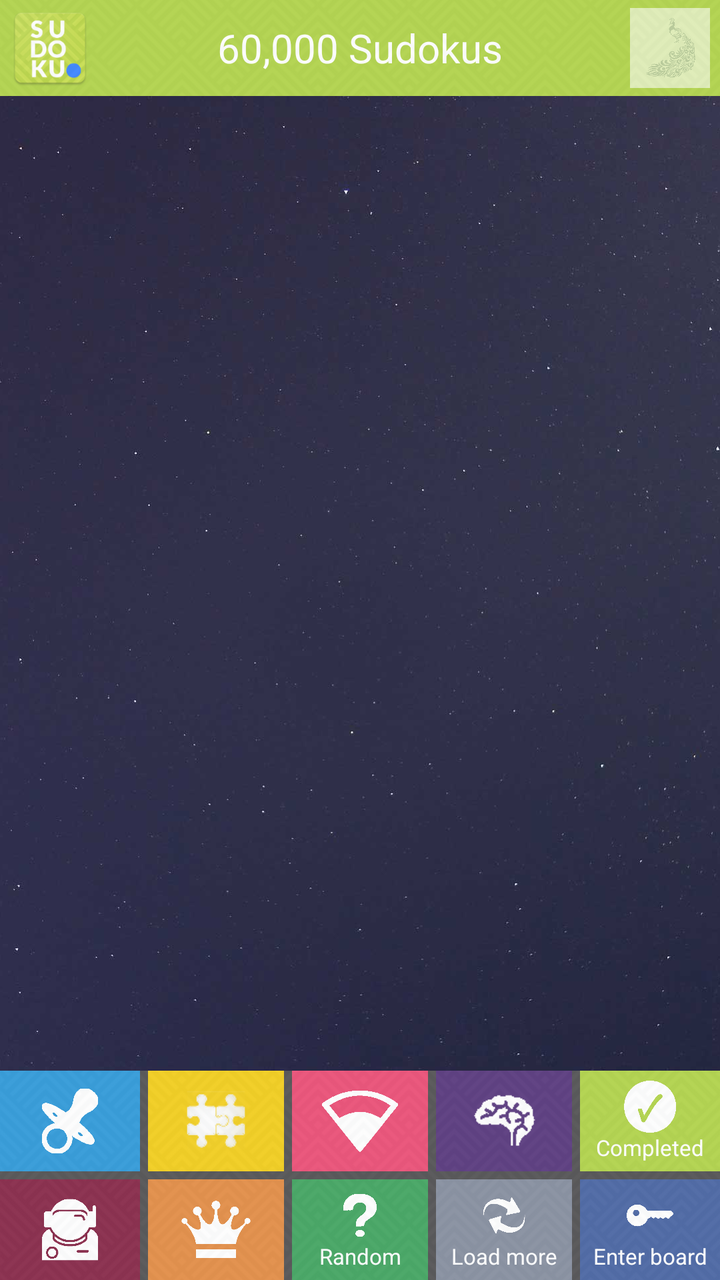
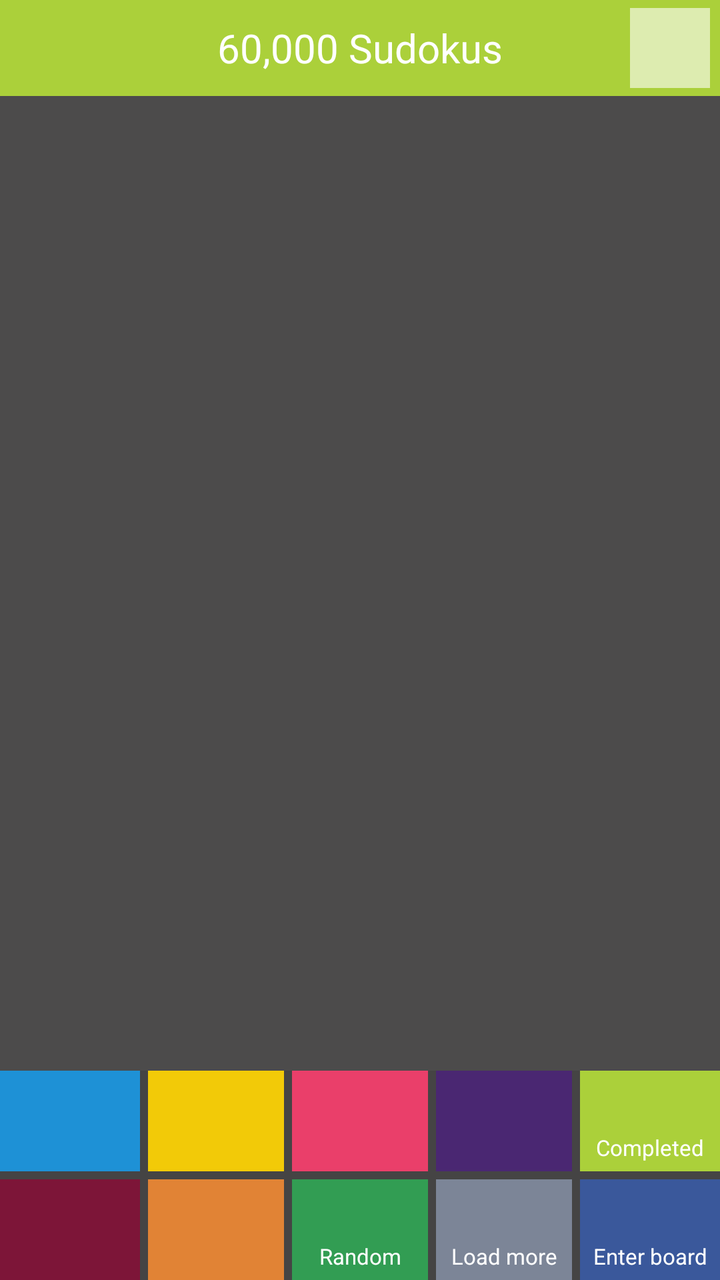

The first picture is an Android layout as it rendered before a commit; the second is the same layout after the commit. The layout source and the unified diff follow.
<!-- AndroidManifest.xml: application theme AppTheme -->
<!-- res/layout/fragment_user_board.xml -->
<?xml version="1.0" encoding="utf-8"?>
<RelativeLayout xmlns:android="http://schemas.android.com/apk/res/android"
    xmlns:app="http://schemas.android.com/apk/res-auto"
    xmlns:tools="http://schemas.android.com/tools"
    android:id="@+id/activity_history"
    android:layout_width="match_parent"
    android:layout_height="match_parent"
    android:fitsSystemWindows="false">

    <ImageView
        android:id="@+id/imageView7"
        android:layout_width="match_parent"
        android:layout_height="match_parent"
        android:scaleType="centerCrop"
        app:srcCompat="@drawable/coolbackground" />

    <RelativeLayout
        android:id="@+id/tool_title"
        android:layout_width="match_parent"
        android:layout_height="48dp"
        android:background="@color/color1"
        android:orientation="horizontal">

        <ImageView
            android:id="@+id/user_icon_usr"
            android:layout_width="40dp"
            android:layout_height="40dp"
            android:layout_alignParentLeft="true"
            android:layout_alignParentStart="true"
            android:layout_centerVertical="true"
            android:layout_marginLeft="5dp"
            app:srcCompat="@mipmap/ic_launcher" />

        <TextView
            android:id="@+id/board_layout_title"
            android:layout_width="match_parent"
            android:layout_height="match_parent"
            android:layout_centerInParent="false"
            android:layout_weight="1"
            android:gravity="center"
            android:text="60,000 Sudokus"
            android:textColor="@color/white"
            android:textSize="20sp" />

        <ImageButton
            android:id="@+id/color_switcher"
            android:layout_width="40dp"
            android:layout_height="40dp"
            android:layout_alignParentRight="true"
            android:layout_alignParentTop="false"
            android:layout_centerVertical="true"
            android:layout_marginRight="5dp"
            android:alpha=".6"
            android:background="@android:color/white"
            android:padding="5dp"
            android:scaleType="fitCenter"
            app:srcCompat="@drawable/peacock" />

        <ImageView
            android:id="@+id/imageView16"
            android:layout_width="match_parent"
            android:layout_height="match_parent"
            android:alpha=".15"
            android:scaleType="centerCrop"
            app:srcCompat="@drawable/keyboardbg" />

    </RelativeLayout>

    <LinearLayout
        android:layout_width="match_parent"
        android:layout_height="match_parent"
        android:layout_below="@+id/tool_title"
        android:layout_centerHorizontal="true"
        android:layout_centerVertical="true"
        android:orientation="vertical"
        android:weightSum="100">

        <RelativeLayout
            android:layout_width="match_parent"
            android:layout_height="0dp"
            android:layout_marginBottom="6dp"
            android:layout_marginTop="6dp"
            android:layout_weight="82">

            <android.support.v7.widget.RecyclerView
                android:id="@+id/user_board_rv"
                android:layout_width="match_parent"
                android:layout_height="match_parent"

                android:layout_weight="82"
                android:background="@android:color/transparent" />

            <RelativeLayout
                android:id="@+id/num_picker"
                android:layout_width="275dp"
                android:layout_height="wrap_content"
                android:layout_centerInParent="true"
                android:background="@color/white"
                android:orientation="vertical"
                android:padding="8dp"
                android:visibility="gone"
                tools:visibility="visible">

                <TextView
                    android:id="@+id/textView18"
                    android:layout_width="wrap_content"
                    android:layout_height="wrap_content"
                    android:layout_marginBottom="5dp"
                    android:layout_weight="1"
                    android:text="Enter a board number:"
                    android:textColor="@android:color/darker_gray"
                    android:textSize="24sp" />

                <LinearLayout
                    android:layout_width="wrap_content"
                    android:layout_height="wrap_content"
                    android:layout_below="@+id/textView18"
                    android:layout_weight="1"
                    android:orientation="horizontal"
                    android:visibility="visible"
                    android:weightSum="100">

                    <LinearLayout
                        android:layout_width="35dp"
                        android:layout_height="35dp"
                        android:layout_gravity="center_vertical"
                        android:layout_marginRight="10dp"
                        android:background="@color/com_facebook_button_background_color"
                        android:orientation="horizontal"
                        android:padding="3dp">

                        <ImageView
                            android:id="@+id/imageView34"
                            android:layout_width="wrap_content"
                            android:layout_height="wrap_content"
                            android:layout_weight="1"
                            app:srcCompat="@drawable/key" />
                    </LinearLayout>

                    <EditText
                        android:id="@+id/num_board"
                        android:layout_width="0dp"
                        android:layout_height="wrap_content"
                        android:layout_gravity="center_vertical"
                        android:layout_weight="100"
                        android:ems="10"
                        android:inputType="textPersonName"
                        android:textColor="@android:color/black"
                        android:textSize="22sp" />

                    <LinearLayout
                        android:layout_width="0dp"
                        android:layout_height="match_parent"
                        android:layout_weight="60"
                        android:orientation="horizontal"></LinearLayout>

                    <Button
                        android:id="@+id/ok_button"
                        android:layout_width="35dp"
                        android:layout_height="35dp"
                        android:layout_alignParentBottom="false"
                        android:layout_alignParentRight="false"
                        android:layout_below="@+id/textView18"
                        android:layout_gravity="center_vertical"
                        android:layout_marginLeft="10dp"
                        android:background="@drawable/back_button"
                        android:gravity="center"
                        android:text="Ok" />

                </LinearLayout>

            </RelativeLayout>

        </RelativeLayout>

        <RelativeLayout
            android:id="@+id/sorters"
            android:layout_width="match_parent"
            android:layout_height="0dp"
            android:layout_weight="18">

            <LinearLayout
                android:layout_width="match_parent"
                android:layout_height="match_parent"
                android:layout_weight="18"
                android:background="@color/colorFondoTrans"
                android:orientation="horizontal"
                android:weightSum="5">

                <LinearLayout
                    android:layout_width="match_parent"
                    android:layout_height="match_parent"
                    android:layout_marginRight="2dp"
                    android:layout_weight="1"
                    android:orientation="vertical">

                    <ImageButton
                        android:id="@+id/beg"
                        style="@style/Widget.AppCompat.Button.Borderless"
                        android:layout_width="match_parent"
                        android:layout_height="match_parent"
                        android:layout_marginBottom="2dp"
                        android:layout_weight="1"
                        android:background="@drawable/begbuttonfinal"
                        android:gravity="center"
                        android:padding="5dp"
                        android:scaleType="fitCenter"
                        app:srcCompat="@drawable/beginnericon_white" />

                    <ImageButton
                        android:id="@+id/exp"
                        style="@style/Widget.AppCompat.Button.Borderless"
                        android:layout_width="match_parent"
                        android:layout_height="match_parent"
                        android:layout_marginTop="2dp"
                        android:layout_weight="1"
                        android:background="@drawable/expbuttonfinal"
                        android:gravity="center"
                        android:padding="5dp"
                        android:scaleType="fitCenter"
                        app:srcCompat="@drawable/experticon_white" />
                </LinearLayout>

                <LinearLayout
                    android:layout_width="match_parent"
                    android:layout_height="match_parent"
                    android:layout_marginLeft="2dp"
                    android:layout_marginRight="2dp"
                    android:layout_weight="1"
                    android:orientation="vertical">

                    <ImageButton
                        android:id="@+id/eas"
                        style="@style/Widget.AppCompat.Button.Borderless"
                        android:layout_width="match_parent"
                        android:layout_height="match_parent"
                        android:layout_marginBottom="2dp"
                        android:layout_weight="1"
                        android:background="@drawable/easbuttonfinal"
                        android:gravity="center"
                        android:padding="5dp"
                        android:scaleType="fitCenter"
                        app:srcCompat="@drawable/easyicon_white" />

                    <ImageButton
                        android:id="@+id/mas"
                        style="@style/Widget.AppCompat.Button.Borderless"
                        android:layout_width="match_parent"
                        android:layout_height="match_parent"
                        android:layout_marginTop="2dp"
                        android:layout_weight="1"
                        android:background="@drawable/masbuttonfinal"
                        android:gravity="center"
                        android:padding="5dp"
                        android:scaleType="fitCenter"
                        app:srcCompat="@drawable/mastericon_white" />
                </LinearLayout>

                <LinearLayout
                    android:layout_width="match_parent"
                    android:layout_height="match_parent"
                    android:layout_marginLeft="2dp"
                    android:layout_marginRight="2dp"
                    android:layout_weight="1"
                    android:orientation="vertical">

                    <ImageButton
                        android:id="@+id/med"
                        style="@style/Widget.AppCompat.Button.Borderless"
                        android:layout_width="match_parent"
                        android:layout_height="match_parent"
                        android:layout_marginBottom="2dp"
                        android:layout_weight="1"
                        android:background="@drawable/leaderbuttonfinal"
                        android:gravity="center"
                        android:padding="5dp"
                        android:scaleType="fitCenter"
                        app:srcCompat="@drawable/mediumicon_white" />

                    <LinearLayout
                        android:id="@+id/ran"
                        style="@style/Widget.AppCompat.Button.Borderless"
                        android:layout_width="match_parent"
                        android:layout_height="match_parent"
                        android:layout_marginTop="2dp"
                        android:layout_weight="1"
                        android:background="@drawable/exitbuttonfinal"
                        android:gravity="center"
                        android:orientation="vertical"
                        android:padding="5dp"
                        android:scaleType="fitCenter"
                        android:weightSum="100">

                        <ImageView
                            android:id="@+id/imageView29"
                            android:layout_width="match_parent"
                            android:layout_height="0dp"
                            android:layout_weight="65"
                            android:scaleType="fitCenter"
                            app:srcCompat="@drawable/question_white" />

                        <TextView
                            android:id="@+id/textView14"
                            android:layout_width="match_parent"
                            android:layout_height="0dp"
                            android:layout_weight="35"
                            android:gravity="center"
                            android:text="Random"
                            android:textColor="@color/white"
                            android:textSize="11sp" />
                    </LinearLayout>
                </LinearLayout>

                <LinearLayout
                    android:layout_width="match_parent"
                    android:layout_height="match_parent"
                    android:layout_marginLeft="2dp"
                    android:layout_marginRight="2dp"
                    android:layout_weight="1"
                    android:orientation="vertical">

                    <ImageButton
                        android:id="@+id/har"
                        style="@style/Widget.AppCompat.Button.Borderless"
                        android:layout_width="match_parent"
                        android:layout_height="match_parent"
                        android:layout_marginBottom="2dp"
                        android:layout_weight="1"
                        android:background="@drawable/harbuttonfinal"
                        android:gravity="center"
                        android:padding="5dp"
                        android:scaleType="fitCenter"
                        app:srcCompat="@drawable/hardicon_white" />

                    <LinearLayout
                        android:id="@+id/more"
                        style="@style/Widget.AppCompat.Button.Borderless"
                        android:layout_width="match_parent"
                        android:layout_height="match_parent"
                        android:layout_marginTop="2dp"
                        android:layout_weight="1"
                        android:background="@drawable/morbuttonfinal"
                        android:gravity="center"
                        android:orientation="vertical"
                        android:padding="5dp"
                        android:scaleType="fitCenter"
                        android:weightSum="100">

                        <ImageView
                            android:id="@+id/imageView30"
                            android:layout_width="match_parent"
                            android:layout_height="0dp"
                            android:layout_weight="65"
                            android:scaleType="fitCenter"
                            app:srcCompat="@drawable/more_white" />

                        <TextView
                            android:id="@+id/textView15"
                            android:layout_width="match_parent"
                            android:layout_height="0dp"
                            android:layout_weight="35"
                            android:gravity="center"
                            android:text="Load more"
                            android:textColor="@color/white"
                            android:textSize="11sp" />
                    </LinearLayout>
                    " />

                </LinearLayout>

                <LinearLayout
                    android:layout_width="match_parent"
                    android:layout_height="match_parent"
                    android:layout_marginLeft="2dp"
                    android:layout_weight="1"
                    android:orientation="vertical">

                    <LinearLayout
                        android:id="@+id/my_completed_button"
                        style="@style/Widget.AppCompat.Button.Borderless"
                        android:layout_width="match_parent"
                        android:layout_height="match_parent"
                        android:layout_marginBottom="2dp"
                        android:layout_weight="1"
                        android:background="@drawable/badgebuttonfinal"
                        android:gravity="center"
                        android:orientation="vertical"
                        android:padding="5dp"
                        android:weightSum="100">

                        <ImageView
                            android:id="@+id/imageView28"
                            android:layout_width="match_parent"
                            android:layout_height="0dp"
                            android:layout_weight="65"
                            android:scaleType="fitCenter"
                            app:srcCompat="@drawable/whitecheck" />

                        <TextView
                            android:id="@+id/textView16"
                            android:layout_width="match_parent"
                            android:layout_height="0dp"
                            android:layout_weight="35"
                            android:gravity="center"
                            android:text="Completed"
                            android:textColor="@color/white"
                            android:textSize="11sp" />
                    </LinearLayout>

                    <LinearLayout
                        android:id="@+id/enter_board_key"
                        style="@style/Widget.AppCompat.Button.Borderless"
                        android:layout_width="match_parent"
                        android:layout_height="match_parent"
                        android:layout_marginTop="2dp"
                        android:layout_weight="1"
                        android:background="@drawable/facebookbuttonfinal"
                        android:gravity="center"
                        android:orientation="vertical"
                        android:padding="5dp"
                        android:weightSum="100">

                        <ImageView
                            android:id="@+id/imageView28"
                            android:layout_width="match_parent"
                            android:layout_height="0dp"
                            android:layout_weight="65"
                            android:scaleType="fitCenter"
                            app:srcCompat="@drawable/key" />

                        <TextView
                            android:id="@+id/textView16"
                            android:layout_width="match_parent"
                            android:layout_height="0dp"
                            android:layout_weight="35"
                            android:gravity="center"
                            android:text="Enter board"
                            android:textColor="@color/white"
                            android:textSize="11sp" />
                    </LinearLayout>

                </LinearLayout>

            </LinearLayout>

            <ImageView
                android:id="@+id/imageView22"
                android:layout_width="match_parent"
                android:layout_height="match_parent"
                android:alpha=".15"
                android:scaleType="centerCrop"
                app:srcCompat="@drawable/keyboardbg" />

        </RelativeLayout>

    </LinearLayout>

    <ProgressBar
        android:id="@+id/usr_progress"
        style="?android:attr/progressBarStyle"
        android:layout_width="wrap_content"
        android:layout_height="wrap_content"
        android:layout_centerInParent="true" />

</RelativeLayout>
<!-- resources referenced by this layout -->
<resources>
  <color name="color1">#abd03a</color>
  <color name="colorFondoTrans">#f5454444</color>
  <color name="white">#ffffff</color>
  <!-- drawable beginnericon_white: png bitmap (drawable-nodpi, 21378 bytes) -->
  <!-- drawable coolbackground: jpg bitmap (drawable-nodpi, 63366 bytes) -->
  <!-- drawable easyicon_white: png bitmap (drawable-nodpi, 20943 bytes) -->
  <!-- drawable experticon_white: png bitmap (drawable-nodpi, 21727 bytes) -->
  <!-- drawable hardicon_white: png bitmap (drawable-nodpi, 18081 bytes) -->
  <!-- drawable key: png bitmap (drawable-nodpi, 2159 bytes) -->
  <!-- drawable keyboardbg: png bitmap (drawable-nodpi, 16276 bytes) -->
  <!-- drawable mastericon_white: png bitmap (drawable-nodpi, 21479 bytes) -->
  <!-- drawable mediumicon_white: png bitmap (drawable-nodpi, 21360 bytes) -->
  <!-- drawable more_white: png bitmap (drawable-nodpi, 20711 bytes) -->
  <!-- drawable peacock: png bitmap (drawable-nodpi, 14599 bytes) -->
  <!-- drawable question_white: png bitmap (drawable-nodpi, 21242 bytes) -->
  <!-- drawable whitecheck: png bitmap (drawable-nodpi, 1339 bytes) -->
  <!-- mipmap ic_launcher: png bitmap (mipmap-hdpi, 8002 bytes) -->
  <!-- drawable circle_pressed (drawable-nodpi) -->
  <?xml version="1.0" encoding="utf-8"?>
  <selector xmlns:android="http://schemas.android.com/apk/res/android">
  
      <item>
          <shape android:shape="oval">
              <solid android:color="#dfe5ba"/>
  
          </shape>
      </item>
  
  </selector>
  <!-- drawable facebookbutton (drawable-nodpi) -->
  <?xml version="1.0" encoding="utf-8"?>
  <selector xmlns:android="http://schemas.android.com/apk/res/android">
      <item>
          <shape android:shape="rectangle">
              <solid android:color="#3a589b"/>
  
          </shape>
      </item>
  </selector>
  <!-- drawable harbutton (drawable-nodpi) -->
  <?xml version="1.0" encoding="utf-8"?>
  <selector xmlns:android="http://schemas.android.com/apk/res/android">
      <item>
          <shape android:shape="rectangle">
              <solid android:color="@color/color7"/>
  
          </shape>
      </item>
  </selector>
  <!-- drawable masbuttonpressed (drawable-nodpi) -->
  <?xml version="1.0" encoding="utf-8"?>
  <selector xmlns:android="http://schemas.android.com/apk/res/android">
      <item>
          <shape android:shape="rectangle">
              <solid android:color="#e7b083"/>
          </shape>
      </item>
  </selector>
  <!-- drawable masbutton (drawable-nodpi) -->
  <?xml version="1.0" encoding="utf-8"?>
  <selector xmlns:android="http://schemas.android.com/apk/res/android">
      <item>
          <shape android:shape="rectangle">
              <solid android:color="@color/color6"/>
  
          </shape>
      </item>
  </selector>
  <!-- drawable morbuttonpressed (drawable-nodpi) -->
  <?xml version="1.0" encoding="utf-8"?>
  <selector xmlns:android="http://schemas.android.com/apk/res/android">
      <item>
          <shape android:shape="rectangle">
              <solid android:color="#beb7b7"/>
          </shape>
      </item>
  </selector>
  <!-- drawable morbutton (drawable-nodpi) -->
  <?xml version="1.0" encoding="utf-8"?>
  <selector xmlns:android="http://schemas.android.com/apk/res/android">
      <item>
          <shape android:shape="rectangle">
              <solid android:color="@color/color5"/>
  
          </shape>
      </item>
  </selector>
  <color name="colorPrimary">#FFFFFF</color>
  <color name="colorPrimaryDark">#454444</color>
  <color name="colorAccent">#1e91d6</color>
  <color name="color2">#1e91d6</color>
  <color name="color8">#f2ca08</color>
  <color name="color9">#329d53</color>
  <color name="color4">#7d1538</color>
  <color name="color7">#4a2772</color>
  <color name="color3">#ea3f6a</color>
  <color name="color6">#e18335</color>
  <color name="color5">#7c8597</color>
  <!-- unchanged entries left out for length: 27 -->
</resources>

<!-- the commit's change to res/layout/fragment_user_board.xml (unified diff, before → after) -->
@@ -5,14 +5,15 @@
     android:id="@+id/activity_history"
     android:layout_width="match_parent"
     android:layout_height="match_parent"
+    android:background="@color/colorFondoTrans"
     android:fitsSystemWindows="false">
 
     <ImageView
-        android:id="@+id/imageView7"
+        android:id="@+id/ub_background"
         android:layout_width="match_parent"
         android:layout_height="match_parent"
         android:scaleType="centerCrop"
-        app:srcCompat="@drawable/coolbackground" />
+        app:srcCompat="@android:color/transparent" />
 
     <RelativeLayout
         android:id="@+id/tool_title"
@@ -28,8 +29,7 @@
             android:layout_alignParentLeft="true"
             android:layout_alignParentStart="true"
             android:layout_centerVertical="true"
-            android:layout_marginLeft="5dp"
-            app:srcCompat="@mipmap/ic_launcher" />
+            android:layout_marginLeft="5dp" />
 
         <TextView
             android:id="@+id/board_layout_title"
@@ -54,15 +54,15 @@
             android:background="@android:color/white"
             android:padding="5dp"
             android:scaleType="fitCenter"
-            app:srcCompat="@drawable/peacock" />
+            app:srcCompat="@android:color/transparent" />
 
         <ImageView
-            android:id="@+id/imageView16"
+            android:id="@+id/ub_tool_background"
             android:layout_width="match_parent"
             android:layout_height="match_parent"
             android:alpha=".15"
             android:scaleType="centerCrop"
-            app:srcCompat="@drawable/keyboardbg" />
+            app:srcCompat="@android:color/transparent" />
 
     </RelativeLayout>
 
@@ -130,11 +130,11 @@
                         android:padding="3dp">
 
                         <ImageView
-                            android:id="@+id/imageView34"
+                            android:id="@+id/key_icon"
                             android:layout_width="wrap_content"
                             android:layout_height="wrap_content"
                             android:layout_weight="1"
-                            app:srcCompat="@drawable/key" />
+                            app:srcCompat="@android:color/transparent" />
                     </LinearLayout>
 
                     <EditText
@@ -204,8 +204,7 @@
                         android:background="@drawable/begbuttonfinal"
                         android:gravity="center"
                         android:padding="5dp"
-                        android:scaleType="fitCenter"
-                        app:srcCompat="@drawable/beginnericon_white" />
+                        android:scaleType="fitCenter" />
 
                     <ImageButton
                         android:id="@+id/exp"
@@ -217,8 +216,7 @@
                         android:background="@drawable/expbuttonfinal"
                         android:gravity="center"
                         android:padding="5dp"
-                        android:scaleType="fitCenter"
-                        app:srcCompat="@drawable/experticon_white" />
+                        android:scaleType="fitCenter" />
                 </LinearLayout>
 
                 <LinearLayout
@@ -239,8 +237,7 @@
                         android:background="@drawable/easbuttonfinal"
                         android:gravity="center"
                         android:padding="5dp"
-                        android:scaleType="fitCenter"
-                        app:srcCompat="@drawable/easyicon_white" />
+                        android:scaleType="fitCenter" />
 
                     <ImageButton
                         android:id="@+id/mas"
@@ -252,8 +249,7 @@
                         android:background="@drawable/masbuttonfinal"
                         android:gravity="center"
                         android:padding="5dp"
-                        android:scaleType="fitCenter"
-                        app:srcCompat="@drawable/mastericon_white" />
+                        android:scaleType="fitCenter" />
                 </LinearLayout>
 
                 <LinearLayout
@@ -274,8 +270,7 @@
                         android:background="@drawable/leaderbuttonfinal"
                         android:gravity="center"
                         android:padding="5dp"
-                        android:scaleType="fitCenter"
-                        app:srcCompat="@drawable/mediumicon_white" />
+                        android:scaleType="fitCenter" />
 
                     <LinearLayout
                         android:id="@+id/ran"
@@ -292,12 +287,12 @@
                         android:weightSum="100">
 
                         <ImageView
-                            android:id="@+id/imageView29"
+                            android:id="@+id/question_icon"
                             android:layout_width="match_parent"
                             android:layout_height="0dp"
                             android:layout_weight="65"
                             android:scaleType="fitCenter"
-                            app:srcCompat="@drawable/question_white" />
+                            app:srcCompat="@android:color/transparent" />
 
                         <TextView
                             android:id="@+id/textView14"
@@ -329,8 +324,7 @@
                         android:background="@drawable/harbuttonfinal"
                         android:gravity="center"
                         android:padding="5dp"
-                        android:scaleType="fitCenter"
-                        app:srcCompat="@drawable/hardicon_white" />
+                        android:scaleType="fitCenter" />
 
                     <LinearLayout
                         android:id="@+id/more"
@@ -347,12 +341,11 @@
                         android:weightSum="100">
 
                         <ImageView
-                            android:id="@+id/imageView30"
+                            android:id="@+id/refresh_icon"
                             android:layout_width="match_parent"
                             android:layout_height="0dp"
                             android:layout_weight="65"
-                            android:scaleType="fitCenter"
-                            app:srcCompat="@drawable/more_white" />
+                            android:scaleType="fitCenter" />
 
                         <TextView
                             android:id="@+id/textView15"
@@ -389,12 +382,12 @@
                         android:weightSum="100">
 
                         <ImageView
-                            android:id="@+id/imageView28"
+                            android:id="@+id/whitecheck_icon"
                             android:layout_width="match_parent"
                             android:layout_height="0dp"
                             android:layout_weight="65"
                             android:scaleType="fitCenter"
-                            app:srcCompat="@drawable/whitecheck" />
+                            app:srcCompat="@android:color/transparent" />
 
                         <TextView
                             android:id="@+id/textView16"
@@ -421,12 +414,12 @@
                         android:weightSum="100">
 
                         <ImageView
-                            android:id="@+id/imageView28"
+                            android:id="@+id/keybutton_icon"
                             android:layout_width="match_parent"
                             android:layout_height="0dp"
                             android:layout_weight="65"
                             android:scaleType="fitCenter"
-                            app:srcCompat="@drawable/key" />
+                            app:srcCompat="@android:color/transparent" />
 
                         <TextView
                             android:id="@+id/textView16"
@@ -444,12 +437,12 @@
             </LinearLayout>
 
             <ImageView
-                android:id="@+id/imageView22"
+                android:id="@+id/user_buttons_background"
                 android:layout_width="match_parent"
                 android:layout_height="match_parent"
                 android:alpha=".15"
                 android:scaleType="centerCrop"
-                app:srcCompat="@drawable/keyboardbg" />
+                app:srcCompat="@android:color/transparent" />
 
         </RelativeLayout>
 
<!-- resource entries referenced after the edit -->
@@ -3,20 +3,6 @@
   <color name="color1">#abd03a</color>
   <color name="colorFondoTrans">#f5454444</color>
   <color name="white">#ffffff</color>
-  <!-- drawable beginnericon_white: png bitmap (drawable-nodpi, 21378 bytes) -->
-  <!-- drawable coolbackground: jpg bitmap (drawable-nodpi, 63366 bytes) -->
-  <!-- drawable easyicon_white: png bitmap (drawable-nodpi, 20943 bytes) -->
-  <!-- drawable experticon_white: png bitmap (drawable-nodpi, 21727 bytes) -->
-  <!-- drawable hardicon_white: png bitmap (drawable-nodpi, 18081 bytes) -->
-  <!-- drawable key: png bitmap (drawable-nodpi, 2159 bytes) -->
-  <!-- drawable keyboardbg: png bitmap (drawable-nodpi, 16276 bytes) -->
-  <!-- drawable mastericon_white: png bitmap (drawable-nodpi, 21479 bytes) -->
-  <!-- drawable mediumicon_white: png bitmap (drawable-nodpi, 21360 bytes) -->
-  <!-- drawable more_white: png bitmap (drawable-nodpi, 20711 bytes) -->
-  <!-- drawable peacock: png bitmap (drawable-nodpi, 14599 bytes) -->
-  <!-- drawable question_white: png bitmap (drawable-nodpi, 21242 bytes) -->
-  <!-- drawable whitecheck: png bitmap (drawable-nodpi, 1339 bytes) -->
-  <!-- mipmap ic_launcher: png bitmap (mipmap-hdpi, 8002 bytes) -->
   <!-- drawable circle_pressed (drawable-nodpi) -->
   <?xml version="1.0" encoding="utf-8"?>
   <selector xmlns:android="http://schemas.android.com/apk/res/android">
